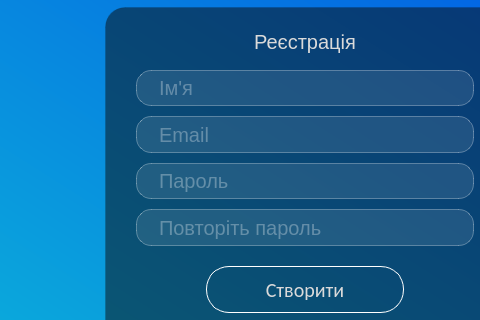
First picture: the form in budget_manager_frontend/forms/signupwindow.ui, repository BogdanKalysh/budget_manager_app, before the edit; both pictures show x 145 to 625 and y 93 to 413 of the 900 by 550 pixel window.
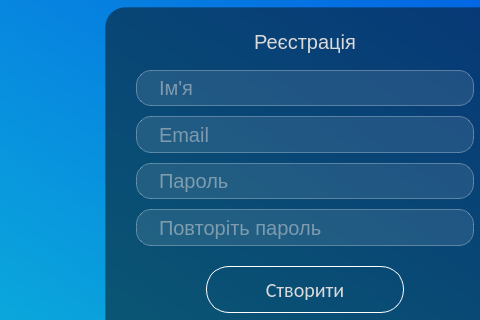
Second picture: the form after the edit. Icons and pictures are not drawn.

Commit message: fixed palaceholder and text color in input lines

The edit to the form file:
```diff
--- a/budget_manager_frontend/forms/signupwindow.ui
+++ b/budget_manager_frontend/forms/signupwindow.ui
@@ -65,13 +65,17 @@
  	border-top-color: rgba(0,0,0,0.1);
 }
 
-#emailLine, #nameLine,#passwordLine,#repeatPasswordLine{	
+QLineEdit{	
 	border: 1px solid rgba(255,255,255,0.3);
  	background: rgba(255,255,255,0.1);
  	border-radius: 15px;
  	font-size: 20px;
  	padding: 0 20px;
- 	color: rgba(255,255,255,0.6);
+	color: rgb(218, 218,218);
+}
+
+QLineEdit[text=&quot;&quot;]{
+	color: rgba(255,255,255,0.6);
 }
 
 #heavyWalletName{
```
Left out of the diff: 3 changed lines with no effect on the pictures. The commit also changes 11 other files.
